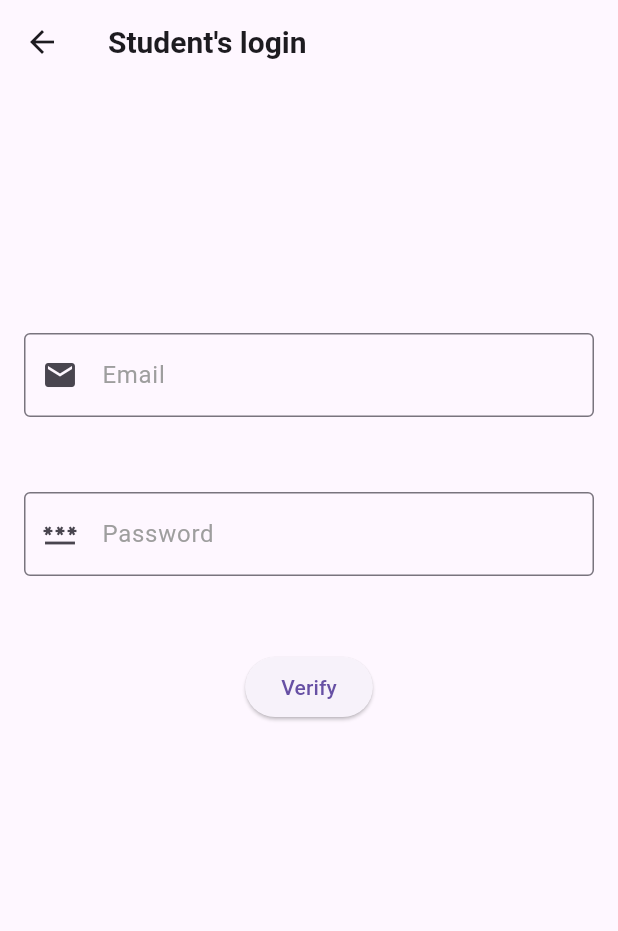
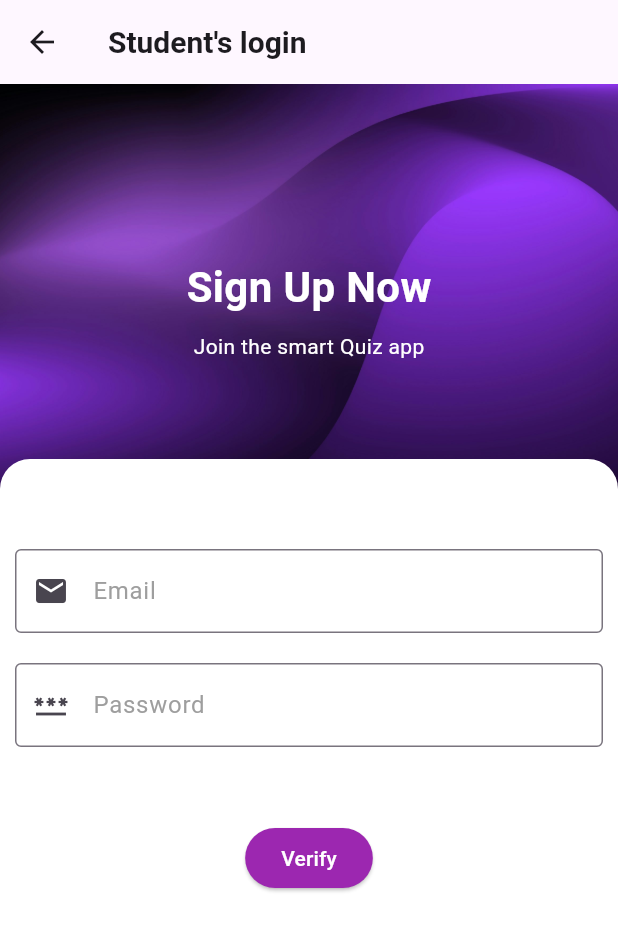
Before and after one commit to 1-ahsan/smart_quiz_app, a Flutter app: the screen it shows after launch, after a tap on "Student login", on a phone screen of 412 x 824 dp. Shown: the top 931 px of the screen. Run offline on Flutter 3.47's test engine with Material 3 defaults, Android fonts, the light colour scheme and no system bars.

Commit message:
Updated student login page

```diff
--- a/lib/screens/home_page.dart
+++ b/lib/screens/home_page.dart
@@ -34,7 +34,7 @@ class homePage extends StatelessWidget {
                   ),
                 ),
                 SizedBox(height: 40),
-                Image(image: AssetImage('assets/images/img.png')),
+                Image(image: AssetImage('assets/images/logo.png')),
                 SizedBox(height: 200),
                 Text(
                   'Kindly Select the Login Method',
--- a/lib/screens/student_login.dart
+++ b/lib/screens/student_login.dart
@@ -35,19 +35,72 @@ class _studentLoginState extends State<studentLogin> {
       ),
       body: SafeArea(
         child: Padding(
-            padding: EdgeInsets.all(16),
+          padding: EdgeInsets.all(0),
+          child: SizedBox(
+            height: MediaQuery.of(context).size.height,
+            child: Stack(
+              children: <Widget>[
+                SizedBox(
+                  height: 300,
+                  child: Container(
+                    decoration: BoxDecoration(
+                      image: DecorationImage(
+                        image: AssetImage("assets/images/purpleBackground.png"),
+                        fit: BoxFit.cover,
+                      )
+                    ),
+                    child: Center(
+                      child: Column(
+                        mainAxisAlignment: MainAxisAlignment.center,
+                        crossAxisAlignment: CrossAxisAlignment.center,
+                        children: [
+                          Text(
+                            "Sign Up Now",
+                            style: TextStyle(
+                              fontWeight: FontWeight.bold,
+                              fontSize: 28,
+                              color: Colors.white
+                            ),
+                          ),
+                          SizedBox(height: 10,),
+                          Text("Join the smart Quiz app",
+                          style: TextStyle(
+                            color: Colors.white
+                          ),
+                          )
+                        ],
+                      ),
+                    ),
+                  )
+                ),
+
+                Positioned(
+                    top: 250,
+                    left: 0,
+                    right: 0,
+                    bottom: 0,
+                    child: Container(
+                        decoration: BoxDecoration(
+                            color: Colors.white,
+                            borderRadius: BorderRadius.only(
+                                topLeft: Radius.circular(20),
+                                topRight: Radius.circular(20)
+                            )
+                        ),
+                        child: SingleChildScrollView(
+                          padding: EdgeInsets.all(10),
                           child: Column(
                             children: <Widget>[
-              SizedBox(height: 150,),
+                              SizedBox(height: 50,),
                               TextField(
-                controller: txtControlerEmail,
+                                controller: txtControlerPassword,
                                 decoration: InputDecoration(
                                     label: Text('Email',style: TextStyle(color: Colors.grey),),
                                     prefixIcon: Icon(Icons.email),
                                     border: OutlineInputBorder()
                                 ),
                               ),
-              SizedBox(height: 50,),
+                              SizedBox(height: 20,),
                               TextField(
                                 controller: txtControlerPassword,
                                 decoration: InputDecoration(
@@ -58,6 +111,10 @@ class _studentLoginState extends State<studentLogin> {
                               ),
                               SizedBox(height: 50,),
                               ElevatedButton(
+                                  style: ElevatedButton.styleFrom(
+                                    backgroundColor: Colors.purple,
+                                    foregroundColor: Colors.white,
+                                  ),
                                   onPressed: (){
                                     Navigator.push(context, MaterialPageRoute(builder: (context) => studentDashboard()));
                                   },
@@ -66,6 +123,12 @@ class _studentLoginState extends State<studentLogin> {
                             ],
                           ),
                         )
+                    )
+                ),
+              ],
+            ),
+          )
+        )
       ),
     );
   }
--- a/lib/screens/teacher_login.dart
+++ b/lib/screens/teacher_login.dart
@@ -51,7 +51,7 @@ class _teacherLoginstate extends State<teacherLogin> {
                   controller: txtControlerPassword,
                   decoration: InputDecoration(
                       label: Text('Password',style: TextStyle(color: Colors.grey),),
-                      prefixIcon: Icon(Icons.password),
+                      prefixIcon: Icon(Icons.email),
                       border: OutlineInputBorder()
                   ),
                 ),
```
Also changed, not shown: assets/images/logo.png (renamed from assets/images/img.png), assets/images/purpleBackground.png (added). Lines whose indentation alone changed are shown as unchanged.
